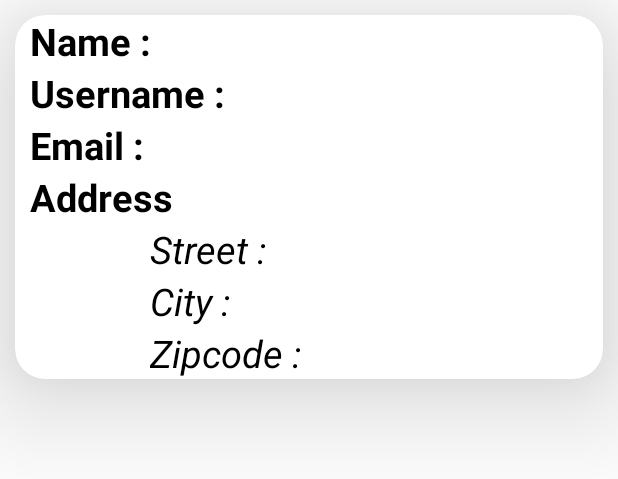
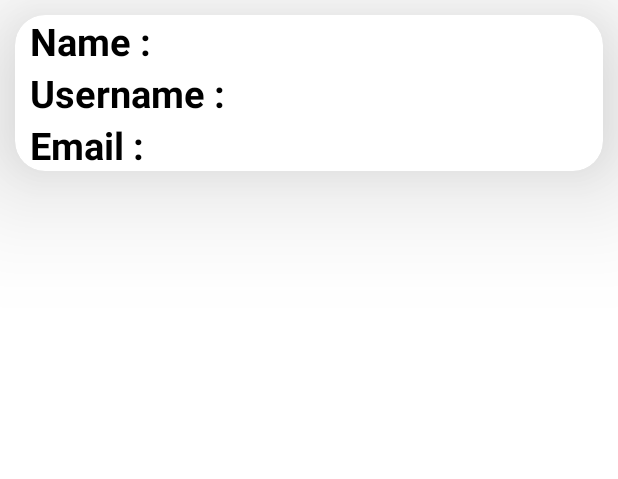
Before and after one commit to veerendarpotlapalli/Assignment, an Android app: the layout card_view.xml on its own in the app's theme, with its tools: preview values and no code run, on a phone screen of 412 x 824 dp. Shown: the top 479 px of the screen. Run offline under Robolectric (Android 15) with nearby library versions, the phone set to English and light mode, and no system bars.

```diff
--- a/app/build.gradle
+++ b/app/build.gradle
@@ -37,6 +37,7 @@ dependencies {
     implementation 'com.google.android.material:material:1.6.1'
     implementation 'androidx.constraintlayout:constraintlayout:2.1.4'
     implementation 'com.google.android.gms:play-services-maps:18.0.2'
+    implementation 'com.google.android.gms:play-services-location:20.0.0'
     testImplementation 'junit:junit:4.13.2'
     androidTestImplementation 'androidx.test.ext:junit:1.1.3'
     androidTestImplementation 'androidx.test.espresso:espresso-core:3.4.0'
--- a/app/src/main/java/com/example/assignment/MainActivity.java
+++ b/app/src/main/java/com/example/assignment/MainActivity.java
@@ -35,6 +35,7 @@ public class MainActivity extends AppCompatActivity {
         if(user != null){
             Intent intent = new Intent(MainActivity.this,maps.class);
             startActivity(intent);
+            finish();
         }
 
         button.setOnClickListener(new View.OnClickListener() {
--- a/app/src/main/java/com/example/assignment/retrofit.java
+++ b/app/src/main/java/com/example/assignment/retrofit.java
@@ -11,7 +11,7 @@ public class retrofit {
     public static apiclass apis() {
 
         if(retrofit == null) {
-             retrofit = new Retrofit.Builder()
+            retrofit = new Retrofit.Builder()
                     .baseUrl(BASE_URL)
                     .addConverterFactory(GsonConverterFactory.create())
                     .build();
--- a/app/src/main/res/layout/activity_maps.xml
+++ b/app/src/main/res/layout/activity_maps.xml
@@ -17,9 +17,10 @@
         tools:layout_editor_absoluteY="-2dp" />
 
     <androidx.recyclerview.widget.RecyclerView
+        android:id="@+id/recview"
         android:layout_width="match_parent"
         android:layout_height="wrap_content"
-        android:layout_below="@+id/frag"
-        android:id="@+id/recview"/>
+        android:layout_below="@+id/frag" />
+
 
 </RelativeLayout>
--- a/app/src/main/res/layout/card_view.xml
+++ b/app/src/main/res/layout/card_view.xml
@@ -44,46 +44,6 @@
             android:textStyle="bold"
             android:layout_marginStart="10dp"/>
 
-        <TextView
-            android:id="@+id/address"
-            android:layout_width="match_parent"
-            android:layout_height="wrap_content"
-            android:text="Address"
-            android:textColor="#000000"
-            android:textSize="25sp"
-            android:textStyle="bold"
-            android:layout_marginStart="10dp"/>
-
-        <TextView
-            android:layout_width="wrap_content"
-            android:layout_height="wrap_content"
-            android:text="Street : "
-            android:textColor="#000000"
-            android:textSize="25sp"
-            android:layout_marginStart="90dp"
-            android:textStyle="italic"
-            android:id="@+id/street"/>
-
-                <TextView
-                    android:layout_width="wrap_content"
-                    android:layout_height="wrap_content"
-                    android:text="City : "
-                    android:textColor="#000000"
-                    android:textSize="25sp"
-                    android:layout_marginStart="90dp"
-                    android:textStyle="italic"
-                    android:id="@+id/city"/>
-                <TextView
-                    android:layout_width="wrap_content"
-                    android:layout_height="wrap_content"
-                    android:text="Zipcode : "
-                    android:textColor="#000000"
-                    android:textSize="25sp"
-                    android:layout_marginStart="90dp"
-                    android:textStyle="italic"
-                    android:id="@+id/zipcode"/>
-
-
         </LinearLayout>
 
 </com.google.android.material.card.MaterialCardView>
```
Also changed, not shown: app/src/main/java/com/example/assignment/adapter_rec.java (+6 -6 lines), app/src/main/java/com/example/assignment/maps.java (+240 -4 lines), 1 other file.
